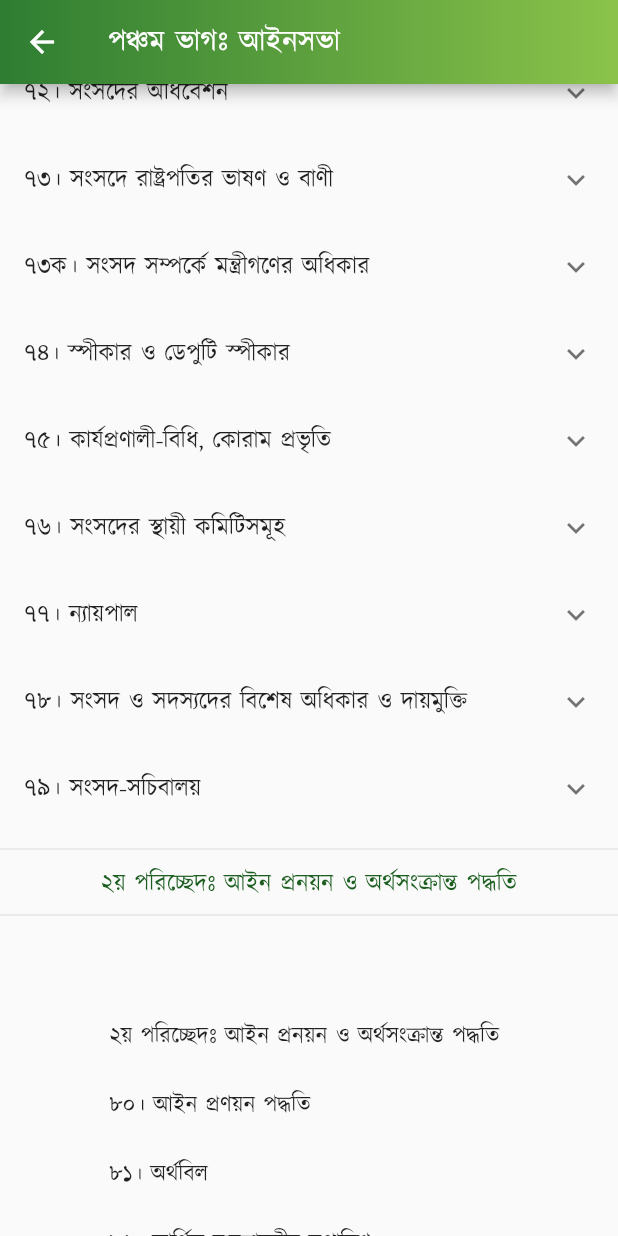
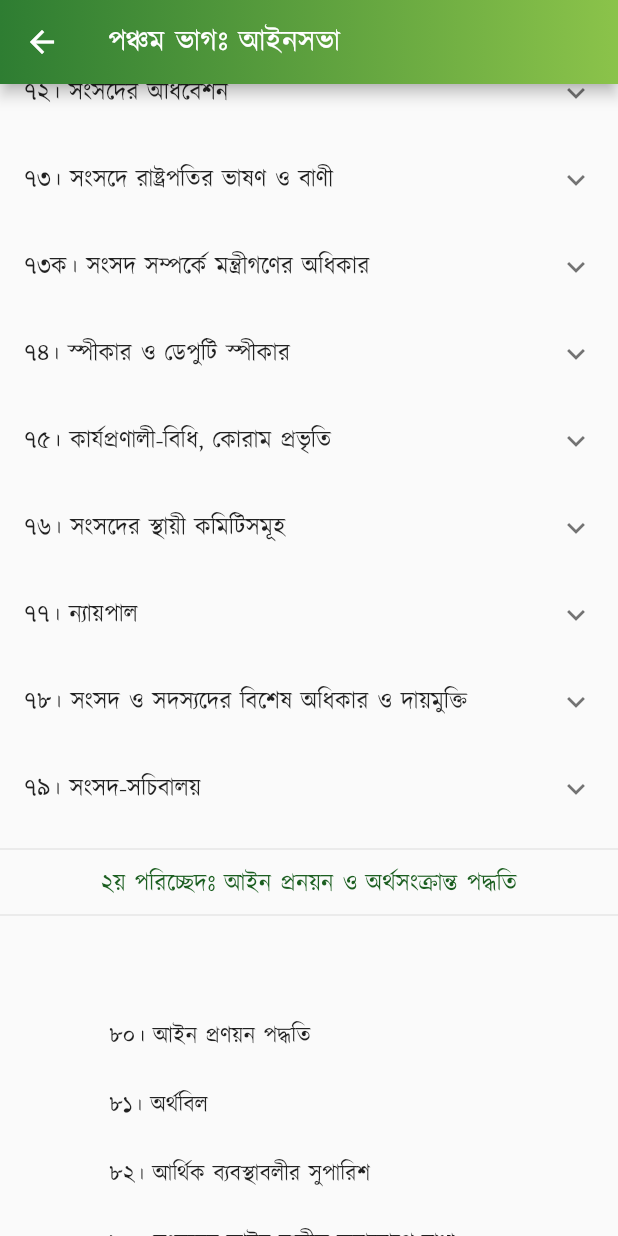
Before and after one commit to Azimul-Haque/flutter-onesignal, a Flutter app: the PartFive screen opened directly, scrolled down 534 dp, on a phone screen of 412 x 824 dp. Run offline on Flutter 3.47's test engine with Material 2 defaults, Android fonts, the phone set to English and light mode, and no system bars; our stand-ins replace fluttertoast, package_info_plus, percent_indicator, shared_preferences, sqflite; missing offline and left inert: blinking_text, flutter_share, onesignal_flutter, slide_popup_dialog; accounts and stored records are empty; network calls fail.

Commit message:
Commit Sun 03/27/2022 23:48:02.23 19380

```diff
--- a/lib/pages/constitution/part5.dart
+++ b/lib/pages/constitution/part5.dart
@@ -391,7 +391,7 @@ class PartFive extends StatelessWidget {
             padding: EdgeInsets.all(15),
             child: Column(children: <Widget>[
               Text(
-                "\n\n২য় পরিচ্ছেদঃ আইন প্রনয়ন ও অর্থসংক্রান্ত পদ্ধতি \n\n৮০। আইন প্রণয়ন পদ্ধতি \n\n৮১। অর্থবিল \n\n৮২। আর্থিক ব্যবস্থাবলীর সুপারিশ \n\n৮৩। সংসদের আইন ব্যতীত করারোপে বাধা \n\n৮৪। সংযুক্ত তহবিল ও প্রজাতন্ত্রের সরকারী হিসাব \n\n৮৫। সরকারী অর্থের নিয়ন্ত্রণ \n\n৮৬। প্রজাতন্ত্রের সরকারী হিসাবে প্রদেয় অর্থ \n\n৮৭। বার্ষিক আর্থিক বিবৃতি \n\n৮৮। সংযুক্ত তহবিলের উপর দায় \n\n৮৯। বার্ষিক আর্থিক বিবৃতি সম্পর্কিত পদ্ধতি \n\n৯০। নির্দিষ্টকরণ আইন \n\n৯১। সম্পূরক ও অতিরিক্ত মঞ্জুরী \n\n৯২। হিসাব, ঋণ প্রভৃতির উপর ভোট \n\n৯২ক। [বিলুপ্ত] \n\n\n৩য় পরিচ্ছেদঃ অধ্যাদেশপ্রণয়ন-ক্ষমতা \n\n৯৩। অধ্যাদেশপ্রণয়ন-ক্ষমতা",
+                "\n\n৮০। আইন প্রণয়ন পদ্ধতি \n\n৮১। অর্থবিল \n\n৮২। আর্থিক ব্যবস্থাবলীর সুপারিশ \n\n৮৩। সংসদের আইন ব্যতীত করারোপে বাধা \n\n৮৪। সংযুক্ত তহবিল ও প্রজাতন্ত্রের সরকারী হিসাব \n\n৮৫। সরকারী অর্থের নিয়ন্ত্রণ \n\n৮৬। প্রজাতন্ত্রের সরকারী হিসাবে প্রদেয় অর্থ \n\n৮৭। বার্ষিক আর্থিক বিবৃতি \n\n৮৮। সংযুক্ত তহবিলের উপর দায় \n\n৮৯। বার্ষিক আর্থিক বিবৃতি সম্পর্কিত পদ্ধতি \n\n৯০। নির্দিষ্টকরণ আইন \n\n৯১। সম্পূরক ও অতিরিক্ত মঞ্জুরী \n\n৯২। হিসাব, ঋণ প্রভৃতির উপর ভোট \n\n৯২ক। [বিলুপ্ত] \n\n\n৩য় পরিচ্ছেদঃ অধ্যাদেশপ্রণয়ন-ক্ষমতা \n\n৯৩। অধ্যাদেশপ্রণয়ন-ক্ষমতা",
                 style:
                     TextStyle(color: Colors.black87, fontSize: 15, height: 1.5),
                 textAlign: TextAlign.justify,
```
